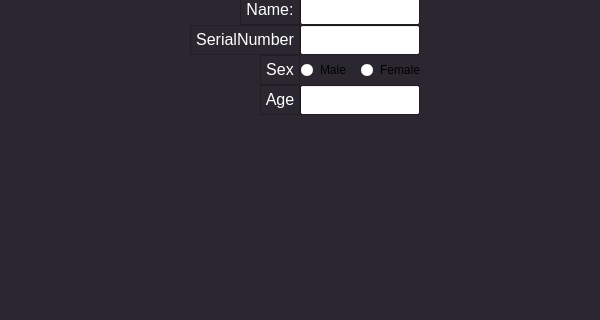
This is Employee.ui in HeidariSina/Management-App as Qt 5 draws it before an edit; both pictures show x 0 to 600 and y 155 to 475 of the 600 by 800 pixel window. The edited form follows.
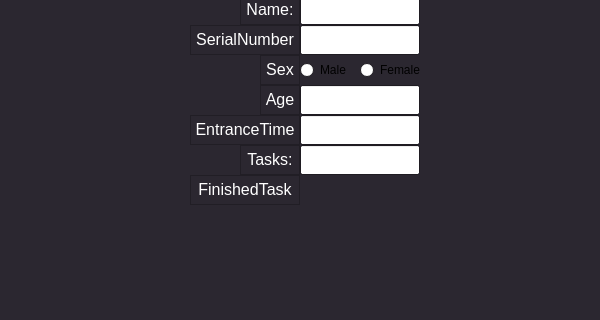
This is the edited form.

```diff
--- a/Employee.ui
+++ b/Employee.ui
@@ -540,6 +540,233 @@
      </rect>
     </property>
    </widget>
+   <widget class="QTextBrowser" name="SerialNumberText_2">
+    <property name="geometry">
+     <rect>
+      <x>190</x>
+      <y>270</y>
+      <width>110</width>
+      <height>30</height>
+     </rect>
+    </property>
+    <property name="palette">
+     <palette>
+      <active>
+       <colorrole role="Base">
+        <brush brushstyle="SolidPattern">
+         <color alpha="255">
+          <red>43</red>
+          <green>39</green>
+          <blue>48</blue>
+         </color>
+        </brush>
+       </colorrole>
+      </active>
+      <inactive>
+       <colorrole role="Base">
+        <brush brushstyle="SolidPattern">
+         <color alpha="255">
+          <red>43</red>
+          <green>39</green>
+          <blue>48</blue>
+         </color>
+        </brush>
+       </colorrole>
+      </inactive>
+      <disabled>
+       <colorrole role="Base">
+        <brush brushstyle="SolidPattern">
+         <color alpha="255">
+          <red>0</red>
+          <green>0</green>
+          <blue>94</blue>
+         </color>
+        </brush>
+       </colorrole>
+      </disabled>
+     </palette>
+    </property>
+    <property name="font">
+     <font>
+      <family>Segoe UI</family>
+      <pointsize>20</pointsize>
+      <weight>75</weight>
+      <italic>true</italic>
+      <bold>true</bold>
+     </font>
+    </property>
+    <property name="verticalScrollBarPolicy">
+     <enum>Qt::ScrollBarAlwaysOff</enum>
+    </property>
+    <property name="horizontalScrollBarPolicy">
+     <enum>Qt::ScrollBarAlwaysOff</enum>
+    </property>
+    <property name="html">
+     <string>&lt;!DOCTYPE HTML PUBLIC &quot;-//W3C//DTD HTML 4.0//EN&quot; &quot;http://www.w3.org/TR/REC-html40/strict.dtd&quot;&gt;
+&lt;html&gt;&lt;head&gt;&lt;meta name=&quot;qrichtext&quot; content=&quot;1&quot; /&gt;&lt;style type=&quot;text/css&quot;&gt;
+p, li { white-space: pre-wrap; }
+&lt;/style&gt;&lt;/head&gt;&lt;body style=&quot; font-family:'Segoe UI'; font-size:20pt; font-weight:600; font-style:italic;&quot;&gt;
+&lt;p align=&quot;center&quot; style=&quot; margin-top:0px; margin-bottom:0px; margin-left:0px; margin-right:0px; -qt-block-indent:0; text-indent:0px;&quot;&gt;&lt;span style=&quot; font-size:12pt; font-weight:400; font-style:normal; color:#ffffff;&quot;&gt;EntranceTime:&lt;/span&gt;&lt;/p&gt;&lt;/body&gt;&lt;/html&gt;</string>
+    </property>
+   </widget>
+   <widget class="QLineEdit" name="AgeEdit_2">
+    <property name="geometry">
+     <rect>
+      <x>300</x>
+      <y>270</y>
+      <width>120</width>
+      <height>30</height>
+     </rect>
+    </property>
+   </widget>
+   <widget class="QTextBrowser" name="SerialNumberText_3">
+    <property name="geometry">
+     <rect>
+      <x>240</x>
+      <y>300</y>
+      <width>60</width>
+      <height>30</height>
+     </rect>
+    </property>
+    <property name="palette">
+     <palette>
+      <active>
+       <colorrole role="Base">
+        <brush brushstyle="SolidPattern">
+         <color alpha="255">
+          <red>43</red>
+          <green>39</green>
+          <blue>48</blue>
+         </color>
+        </brush>
+       </colorrole>
+      </active>
+      <inactive>
+       <colorrole role="Base">
+        <brush brushstyle="SolidPattern">
+         <color alpha="255">
+          <red>43</red>
+          <green>39</green>
+          <blue>48</blue>
+         </color>
+        </brush>
+       </colorrole>
+      </inactive>
+      <disabled>
+       <colorrole role="Base">
+        <brush brushstyle="SolidPattern">
+         <color alpha="255">
+          <red>0</red>
+          <green>0</green>
+          <blue>94</blue>
+         </color>
+        </brush>
+       </colorrole>
+      </disabled>
+     </palette>
+    </property>
+    <property name="font">
+     <font>
+      <family>Segoe UI</family>
+      <pointsize>20</pointsize>
+      <weight>75</weight>
+      <italic>true</italic>
+      <bold>true</bold>
+     </font>
+    </property>
+    <property name="verticalScrollBarPolicy">
+     <enum>Qt::ScrollBarAlwaysOff</enum>
+    </property>
+    <property name="horizontalScrollBarPolicy">
+     <enum>Qt::ScrollBarAlwaysOff</enum>
+    </property>
+    <property name="html">
+     <string>&lt;!DOCTYPE HTML PUBLIC &quot;-//W3C//DTD HTML 4.0//EN&quot; &quot;http://www.w3.org/TR/REC-html40/strict.dtd&quot;&gt;
+&lt;html&gt;&lt;head&gt;&lt;meta name=&quot;qrichtext&quot; content=&quot;1&quot; /&gt;&lt;style type=&quot;text/css&quot;&gt;
+p, li { white-space: pre-wrap; }
+&lt;/style&gt;&lt;/head&gt;&lt;body style=&quot; font-family:'Segoe UI'; font-size:20pt; font-weight:600; font-style:italic;&quot;&gt;
+&lt;p align=&quot;center&quot; style=&quot; margin-top:0px; margin-bottom:0px; margin-left:0px; margin-right:0px; -qt-block-indent:0; text-indent:0px;&quot;&gt;&lt;span style=&quot; font-size:12pt; font-weight:400; font-style:normal; color:#ffffff;&quot;&gt;Tasks:&lt;/span&gt;&lt;/p&gt;&lt;/body&gt;&lt;/html&gt;</string>
+    </property>
+   </widget>
+   <widget class="QLineEdit" name="AgeEdit_3">
+    <property name="geometry">
+     <rect>
+      <x>300</x>
+      <y>300</y>
+      <width>120</width>
+      <height>30</height>
+     </rect>
+    </property>
+   </widget>
+   <widget class="QTextBrowser" name="SerialNumberText_4">
+    <property name="geometry">
+     <rect>
+      <x>190</x>
+      <y>330</y>
+      <width>110</width>
+      <height>30</height>
+     </rect>
+    </property>
+    <property name="palette">
+     <palette>
+      <active>
+       <colorrole role="Base">
+        <brush brushstyle="SolidPattern">
+         <color alpha="255">
+          <red>43</red>
+          <green>39</green>
+          <blue>48</blue>
+         </color>
+        </brush>
+       </colorrole>
+      </active>
+      <inactive>
+       <colorrole role="Base">
+        <brush brushstyle="SolidPattern">
+         <color alpha="255">
+          <red>43</red>
+          <green>39</green>
+          <blue>48</blue>
+         </color>
+        </brush>
+       </colorrole>
+      </inactive>
+      <disabled>
+       <colorrole role="Base">
+        <brush brushstyle="SolidPattern">
+         <color alpha="255">
+          <red>0</red>
+          <green>0</green>
+          <blue>94</blue>
+         </color>
+        </brush>
+       </colorrole>
+      </disabled>
+     </palette>
+    </property>
+    <property name="font">
+     <font>
+      <family>Segoe UI</family>
+      <pointsize>20</pointsize>
+      <weight>75</weight>
+      <italic>true</italic>
+      <bold>true</bold>
+     </font>
+    </property>
+    <property name="verticalScrollBarPolicy">
+     <enum>Qt::ScrollBarAlwaysOff</enum>
+    </property>
+    <property name="horizontalScrollBarPolicy">
+     <enum>Qt::ScrollBarAlwaysOff</enum>
+    </property>
+    <property name="html">
+     <string>&lt;!DOCTYPE HTML PUBLIC &quot;-//W3C//DTD HTML 4.0//EN&quot; &quot;http://www.w3.org/TR/REC-html40/strict.dtd&quot;&gt;
+&lt;html&gt;&lt;head&gt;&lt;meta name=&quot;qrichtext&quot; content=&quot;1&quot; /&gt;&lt;style type=&quot;text/css&quot;&gt;
+p, li { white-space: pre-wrap; }
+&lt;/style&gt;&lt;/head&gt;&lt;body style=&quot; font-family:'Segoe UI'; font-size:20pt; font-weight:600; font-style:italic;&quot;&gt;
+&lt;p align=&quot;center&quot; style=&quot; margin-top:0px; margin-bottom:0px; margin-left:0px; margin-right:0px; -qt-block-indent:0; text-indent:0px;&quot;&gt;&lt;span style=&quot; font-size:12pt; font-weight:400; font-style:normal; color:#ffffff;&quot;&gt;FinishedTasks:&lt;/span&gt;&lt;/p&gt;&lt;/body&gt;&lt;/html&gt;</string>
+    </property>
+   </widget>
   </widget>
  </widget>
  <resources/>
```
